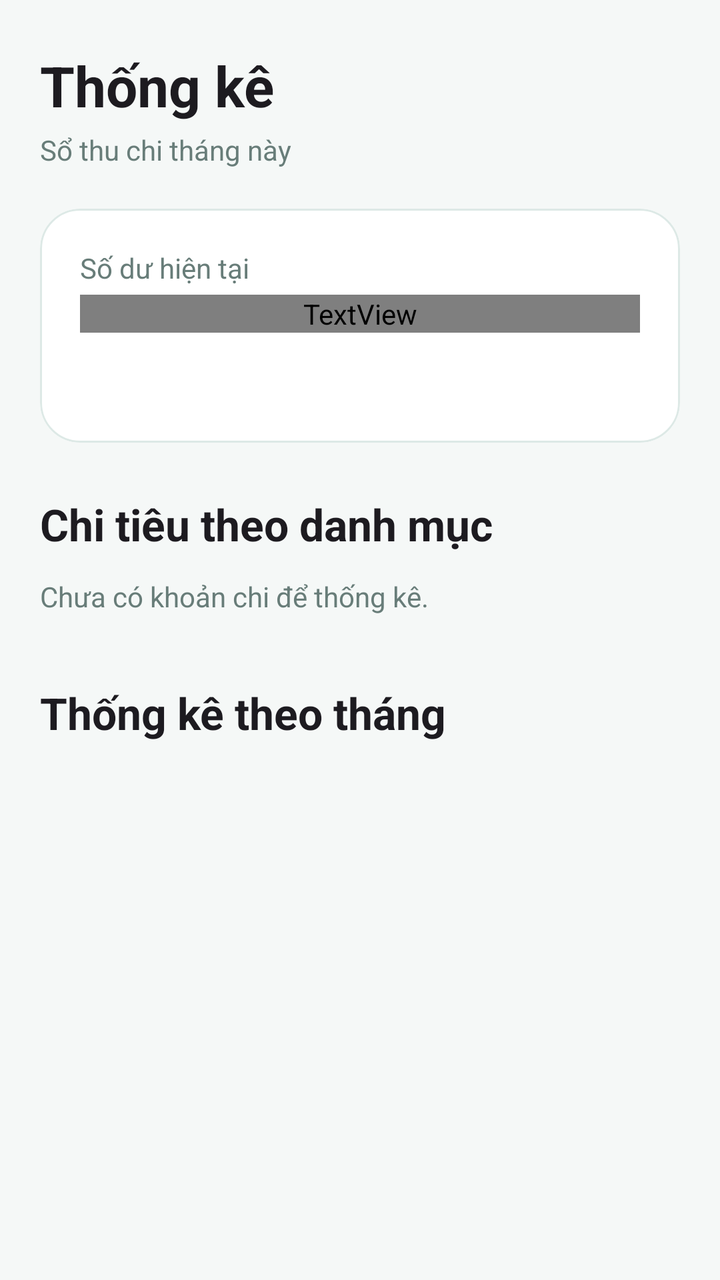
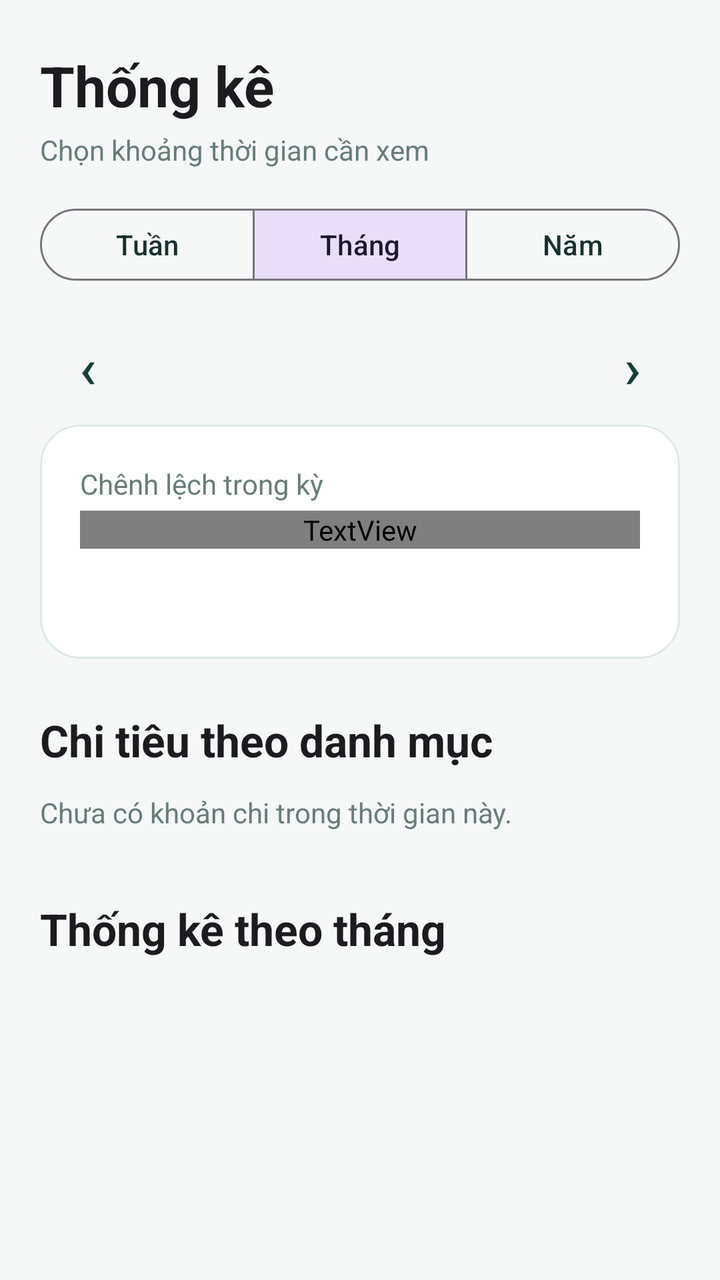

Two renders of the same Android screen: before a commit and after it. Below are the layout's source before the change and the commit's diff.
<!-- AndroidManifest.xml: application theme Theme.MoneyManager -->
<!-- res/layout/fragment_statistics.xml -->
<?xml version="1.0" encoding="utf-8"?>
<androidx.core.widget.NestedScrollView xmlns:android="http://schemas.android.com/apk/res/android"
    xmlns:app="http://schemas.android.com/apk/res-auto"
    android:layout_width="match_parent"
    android:layout_height="match_parent"
    android:clipToPadding="false"
    android:fillViewport="true"
    android:paddingHorizontal="20dp"
    android:paddingTop="24dp"
    android:paddingBottom="30dp">

    <LinearLayout
        android:layout_width="match_parent"
        android:layout_height="wrap_content"
        android:orientation="vertical">

        <TextView
            android:layout_width="wrap_content"
            android:layout_height="wrap_content"
            android:text="@string/statistics_title"
            android:textAppearance="?attr/textAppearanceHeadlineMedium"
            android:textStyle="bold" />

        <TextView
            android:layout_width="wrap_content"
            android:layout_height="wrap_content"
            android:layout_marginTop="4dp"
            android:text="@string/current_month"
            android:textColor="@color/ledger_text_muted" />

        <com.google.android.material.card.MaterialCardView
            style="@style/Widget.MoneyManager.Card"
            android:layout_width="match_parent"
            android:layout_height="wrap_content"
            android:layout_marginTop="20dp">

            <LinearLayout
                android:layout_width="match_parent"
                android:layout_height="wrap_content"
                android:orientation="vertical"
                android:padding="20dp">

                <TextView
                    android:layout_width="wrap_content"
                    android:layout_height="wrap_content"
                    android:text="@string/current_balance"
                    android:textColor="@color/ledger_text_muted" />

                <TextView
                    android:id="@+id/balanceAmount"
                    android:layout_width="match_parent"
                    android:layout_height="wrap_content"
                    android:layout_marginTop="4dp"
                    android:text="@string/money_zero"
                    android:textAppearance="@style/TextAppearance.MoneyManager.Amount" />

                <LinearLayout
                    android:layout_width="match_parent"
                    android:layout_height="wrap_content"
                    android:layout_marginTop="16dp"
                    android:orientation="horizontal">

                    <TextView
                        android:id="@+id/incomeAmount"
                        android:layout_width="0dp"
                        android:layout_height="wrap_content"
                        android:layout_weight="1"
                        android:textColor="@color/ledger_income"
                        android:textStyle="bold" />

                    <TextView
                        android:id="@+id/expenseAmount"
                        android:layout_width="0dp"
                        android:layout_height="wrap_content"
                        android:layout_weight="1"
                        android:gravity="end"
                        android:textColor="@color/ledger_expense"
                        android:textStyle="bold" />
                </LinearLayout>
            </LinearLayout>
        </com.google.android.material.card.MaterialCardView>

        <TextView
            android:layout_width="match_parent"
            android:layout_height="wrap_content"
            android:layout_marginTop="26dp"
            android:text="@string/category_statistics"
            android:textAppearance="?attr/textAppearanceTitleLarge"
            android:textStyle="bold" />

        <TextView
            android:id="@+id/categoryEmpty"
            android:layout_width="match_parent"
            android:layout_height="wrap_content"
            android:layout_marginTop="12dp"
            android:text="@string/no_expense_statistics"
            android:textColor="@color/ledger_text_muted" />

        <LinearLayout
            android:id="@+id/categoryContainer"
            android:layout_width="match_parent"
            android:layout_height="wrap_content"
            android:layout_marginTop="8dp"
            android:orientation="vertical" />

        <TextView
            android:layout_width="match_parent"
            android:layout_height="wrap_content"
            android:layout_marginTop="26dp"
            android:text="@string/monthly_statistics"
            android:textAppearance="?attr/textAppearanceTitleLarge"
            android:textStyle="bold" />

        <LinearLayout
            android:id="@+id/monthlyContainer"
            android:layout_width="match_parent"
            android:layout_height="wrap_content"
            android:layout_marginTop="8dp"
            android:orientation="vertical" />
    </LinearLayout>
</androidx.core.widget.NestedScrollView>
<!-- resources referenced by this layout -->
<resources>
  <color name="ledger_expense">#E14D66</color>
  <color name="ledger_income">#169B70</color>
  <color name="ledger_text_muted">#687D79</color>
  <string name="category_statistics">Chi tiêu theo danh mục</string>
  <string name="current_balance">Số dư hiện tại</string>
  <string name="current_month">Sổ thu chi tháng này</string>
  <string name="money_zero">0 ₫</string>
  <string name="monthly_statistics">Thống kê theo tháng</string>
  <string name="no_expense_statistics">Chưa có khoản chi để thống kê.</string>
  <string name="statistics_title">Thống kê</string>
  <style name="TextAppearance.MoneyManager.Amount" parent="TextAppearance.Material3.HeadlineMedium">
          <item name="android:fontFamily">sans</item>
          <item name="android:textStyle">bold</item>
      </style>
  <style name="Widget.MoneyManager.Card" parent="Widget.Material3.CardView.Elevated">
          <item name="cardBackgroundColor">@color/ledger_surface</item>
          <item name="cardCornerRadius">20dp</item>
          <item name="cardElevation">0dp</item>
          <item name="strokeColor">@color/ledger_divider</item>
          <item name="strokeWidth">1dp</item>
      </style>
  <style name="Theme.MoneyManager" parent="Base.Theme.MoneyManager" />
  <color name="ledger_surface">#FFFFFFFF</color>
  <color name="ledger_divider">#DDE9E6</color>
  <style name="Base.Theme.MoneyManager" parent="Theme.Material3.DayNight.NoActionBar">
  
          <item name="colorPrimary">@color/ledger_navy</item>
          <item name="colorOnPrimary">@color/white</item>
          <item name="colorSecondary">@color/ledger_income</item>
          <item name="colorOnSecondary">@color/white</item>
  
          <item name="android:colorBackground">@color/ledger_background</item>
          <item name="colorSurface">@color/ledger_surface</item>
          <item name="colorOnSurface">@color/ledger_text</item>
  
          <item name="android:windowLightStatusBar">true</item>
          <item name="android:statusBarColor">@android:color/transparent</item>
          <item name="android:navigationBarColor">@color/ledger_surface</item>
      </style>
  <color name="ledger_navy">#173F3A</color>
  <color name="white">#FFFFFFFF</color>
  <color name="ledger_background">#F5F8F7</color>
  <color name="ledger_text">#18312E</color>
</resources>

<!-- the commit's change to res/layout/fragment_statistics.xml (unified diff, before → after) -->
@@ -25,14 +25,89 @@
             android:layout_width="wrap_content"
             android:layout_height="wrap_content"
             android:layout_marginTop="4dp"
-            android:text="@string/current_month"
+            android:text="@string/statistics_period_hint"
             android:textColor="@color/ledger_text_muted" />
+
+        <com.google.android.material.button.MaterialButtonToggleGroup
+            android:id="@+id/periodGroup"
+            android:layout_width="match_parent"
+            android:layout_height="wrap_content"
+            android:layout_marginTop="16dp"
+            app:checkedButton="@id/monthButton"
+            app:selectionRequired="true"
+            app:singleSelection="true">
+
+            <com.google.android.material.button.MaterialButton
+                android:id="@+id/weekButton"
+                style="@style/Widget.Material3.Button.OutlinedButton"
+                android:layout_width="0dp"
+                android:layout_height="44dp"
+                android:layout_weight="1"
+                android:minWidth="0dp"
+                android:text="@string/period_week" />
+
+            <com.google.android.material.button.MaterialButton
+                android:id="@+id/monthButton"
+                style="@style/Widget.Material3.Button.OutlinedButton"
+                android:layout_width="0dp"
+                android:layout_height="44dp"
+                android:layout_weight="1"
+                android:minWidth="0dp"
+                android:text="@string/period_month" />
+
+            <com.google.android.material.button.MaterialButton
+                android:id="@+id/yearButton"
+                style="@style/Widget.Material3.Button.OutlinedButton"
+                android:layout_width="0dp"
+                android:layout_height="44dp"
+                android:layout_weight="1"
+                android:minWidth="0dp"
+                android:text="@string/period_year" />
+        </com.google.android.material.button.MaterialButtonToggleGroup>
+
+        <LinearLayout
+            android:layout_width="match_parent"
+            android:layout_height="wrap_content"
+            android:layout_marginTop="10dp"
+            android:gravity="center_vertical"
+            android:orientation="horizontal">
+
+            <com.google.android.material.button.MaterialButton
+                android:id="@+id/previousPeriodButton"
+                style="@style/Widget.Material3.Button.TextButton"
+                android:layout_width="48dp"
+                android:layout_height="48dp"
+                android:contentDescription="@string/content_description_previous_period"
+                android:minWidth="0dp"
+                android:text="@string/period_previous_symbol"
+                android:textSize="28sp" />
+
+            <TextView
+                android:id="@+id/periodLabel"
+                android:layout_width="0dp"
+                android:layout_height="wrap_content"
+                android:layout_weight="1"
+                android:gravity="center"
+                android:textColor="?attr/colorPrimary"
+                android:textSize="16sp"
+                android:textStyle="bold" />
+
+            <com.google.android.material.button.MaterialButton
+                android:id="@+id/nextPeriodButton"
+                style="@style/Widget.Material3.Button.TextButton"
+                android:layout_width="48dp"
+                android:layout_height="48dp"
+                android:contentDescription="@string/content_description_next_period"
+                android:minWidth="0dp"
+                android:text="@string/period_next_symbol"
+                android:textSize="28sp" />
+        </LinearLayout>
 
         <com.google.android.material.card.MaterialCardView
             style="@style/Widget.MoneyManager.Card"
             android:layout_width="match_parent"
             android:layout_height="wrap_content"
-            android:layout_marginTop="20dp">
+            android:layout_marginTop="10dp">
 
             <LinearLayout
                 android:layout_width="match_parent"
@@ -43,7 +118,7 @@
                 <TextView
                     android:layout_width="wrap_content"
                     android:layout_height="wrap_content"
-                    android:text="@string/current_balance"
+                    android:text="@string/statistics_balance"
                     android:textColor="@color/ledger_text_muted" />
 
                 <TextView
<!-- resource entries referenced after the edit -->
@@ -4,11 +4,18 @@
   <color name="ledger_income">#169B70</color>
   <color name="ledger_text_muted">#687D79</color>
   <string name="category_statistics">Chi tiêu theo danh mục</string>
-  <string name="current_balance">Số dư hiện tại</string>
-  <string name="current_month">Sổ thu chi tháng này</string>
+  <string name="content_description_next_period">Xem kỳ sau</string>
+  <string name="content_description_previous_period">Xem kỳ trước</string>
   <string name="money_zero">0 ₫</string>
   <string name="monthly_statistics">Thống kê theo tháng</string>
-  <string name="no_expense_statistics">Chưa có khoản chi để thống kê.</string>
+  <string name="no_expense_statistics">Chưa có khoản chi trong thời gian này.</string>
+  <string name="period_month">Tháng</string>
+  <string name="period_next_symbol">›</string>
+  <string name="period_previous_symbol">‹</string>
+  <string name="period_week">Tuần</string>
+  <string name="period_year">Năm</string>
+  <string name="statistics_balance">Chênh lệch trong kỳ</string>
+  <string name="statistics_period_hint">Chọn khoảng thời gian cần xem</string>
   <string name="statistics_title">Thống kê</string>
   <style name="TextAppearance.MoneyManager.Amount" parent="TextAppearance.Material3.HeadlineMedium">
           <item name="android:fontFamily">sans</item>
